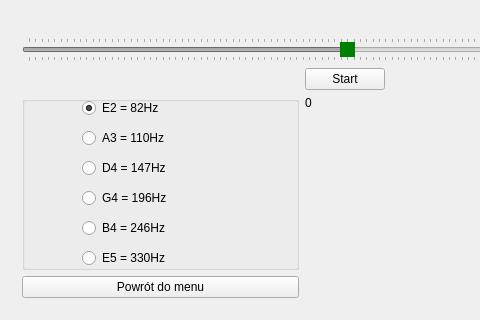
First picture: the form in mainwindow.ui, repository december0123/dzwiekspert, before the edit; both pictures show x 0 to 480 and y 165 to 485 of the 689 by 485 pixel window.
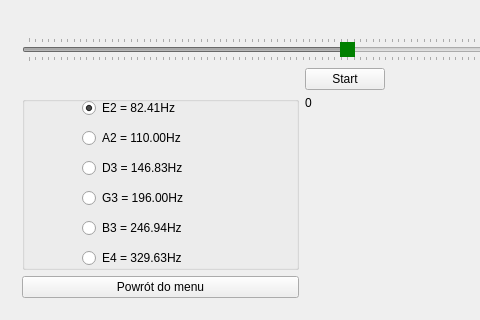
Second picture: the form after the edit.

```diff
--- a/mainwindow.ui
+++ b/mainwindow.ui
@@ -250,12 +250,12 @@
             <rect>
              <x>60</x>
              <y>0</y>
-             <width>101</width>
+             <width>111</width>
              <height>24</height>
             </rect>
            </property>
            <property name="text">
-            <string>E2 = 82Hz</string>
+            <string>E2 = 82.41Hz</string>
            </property>
            <property name="checked">
             <bool>true</bool>
@@ -266,12 +266,12 @@
             <rect>
              <x>60</x>
              <y>30</y>
-             <width>101</width>
+             <width>111</width>
              <height>24</height>
             </rect>
            </property>
            <property name="text">
-            <string>A3 = 110Hz</string>
+            <string>A2 = 110.00Hz</string>
            </property>
           </widget>
           <widget class="QRadioButton" name="tune_d4">
@@ -279,12 +279,12 @@
             <rect>
              <x>60</x>
              <y>60</y>
-             <width>101</width>
+             <width>111</width>
              <height>24</height>
             </rect>
            </property>
            <property name="text">
-            <string>D4 = 147Hz</string>
+            <string>D3 = 146.83Hz</string>
            </property>
           </widget>
           <widget class="QRadioButton" name="tune_e5">
@@ -292,12 +292,12 @@
             <rect>
              <x>60</x>
              <y>150</y>
-             <width>101</width>
+             <width>111</width>
              <height>24</height>
             </rect>
            </property>
            <property name="text">
-            <string>E5 = 330Hz</string>
+            <string>E4 = 329.63Hz</string>
            </property>
           </widget>
           <widget class="QRadioButton" name="tune_g4">
@@ -305,12 +305,12 @@
             <rect>
              <x>60</x>
              <y>90</y>
-             <width>101</width>
+             <width>111</width>
              <height>24</height>
             </rect>
            </property>
            <property name="text">
-            <string>G4 = 196Hz</string>
+            <string>G3 = 196.00Hz</string>
            </property>
           </widget>
           <widget class="QRadioButton" name="tune_b4">
@@ -318,12 +318,12 @@
             <rect>
              <x>60</x>
              <y>120</y>
-             <width>101</width>
+             <width>111</width>
              <height>24</height>
             </rect>
            </property>
            <property name="text">
-            <string>B4 = 246Hz</string>
+            <string>B3 = 246.94Hz</string>
            </property>
           </widget>
          </widget>
```
